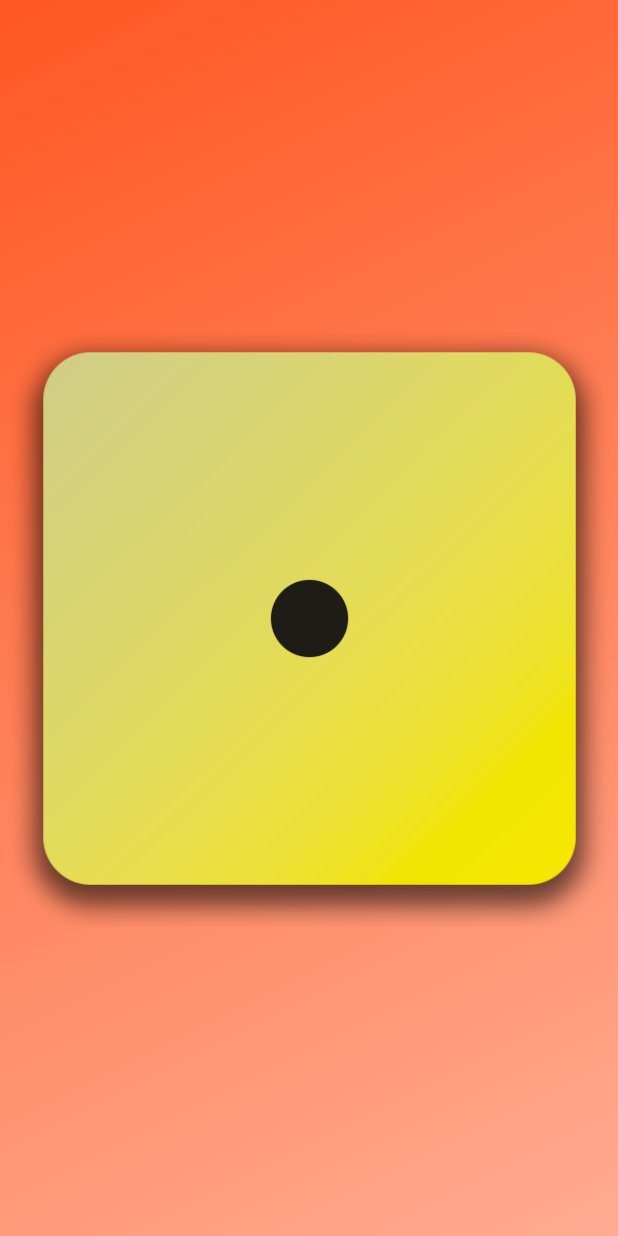
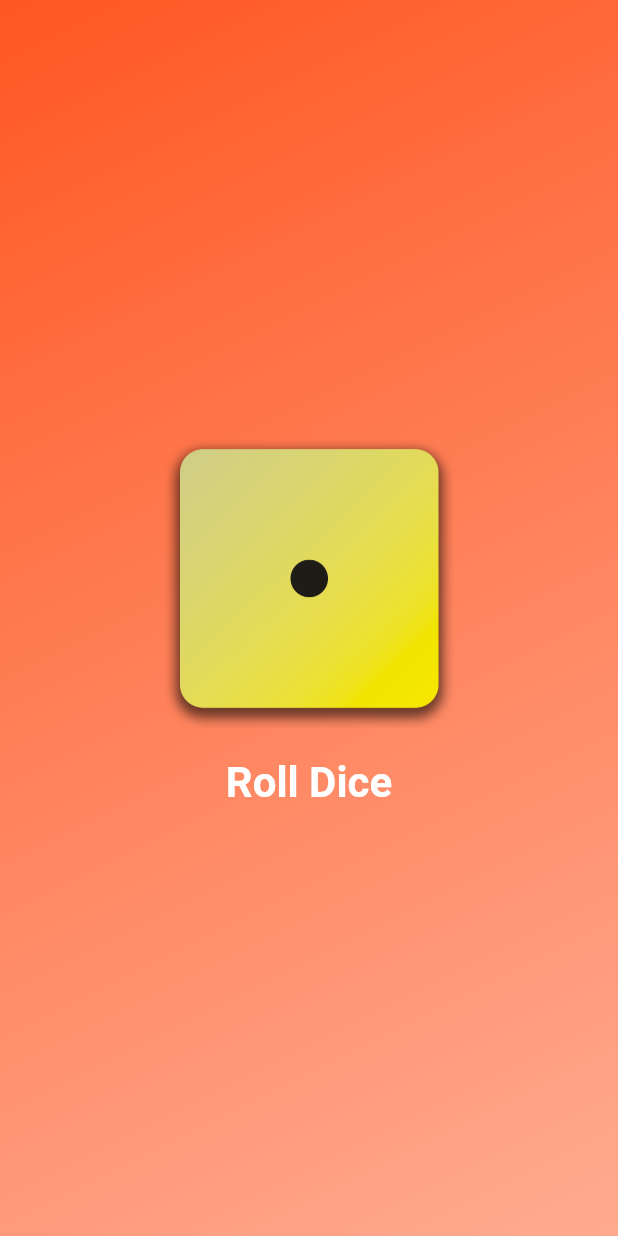
Before and after one commit to alex-yaya/dice_app, a Flutter app: the screen it shows after launch, on a phone screen of 412 x 824 dp. Run offline on Flutter 3.47's test engine with Material 2 defaults, Android fonts, the phone set to English and light mode, and no system bars.

Commit message:
updated dice roll logic

```diff
--- a/lib/gradient_container.dart
+++ b/lib/gradient_container.dart
@@ -5,6 +5,8 @@ class GradientContainer extends StatelessWidget {
 
   final Color colorInicio;
   final Color colorFin;
+
+  void rollDice() {}
 
   @override
   Widget build(BuildContext context) {
@@ -17,8 +19,27 @@ class GradientContainer extends StatelessWidget {
         ),
       ),
       child: Center(
-        child: Image.asset('assets/images/dice-1.png'),
-      ),
+          child: Column(
+        mainAxisSize: MainAxisSize.min,
+        children: [
+          Image.asset(
+            'assets/images/dice-1.png',
+            width: 200,
+          ),
+          TextButton(
+            onPressed: rollDice,
+            style: TextButton.styleFrom(
+              padding: const EdgeInsets.only(top: 20),
+              foregroundColor: Colors.white,
+              textStyle: const TextStyle(
+                fontSize: 28,
+                fontWeight: FontWeight.bold,
+              ),
+            ),
+            child: const Text('Roll Dice'),
+          )
+        ],
+      )),
     );
   }
 }
```
Also changed, not shown: 1 other file.
